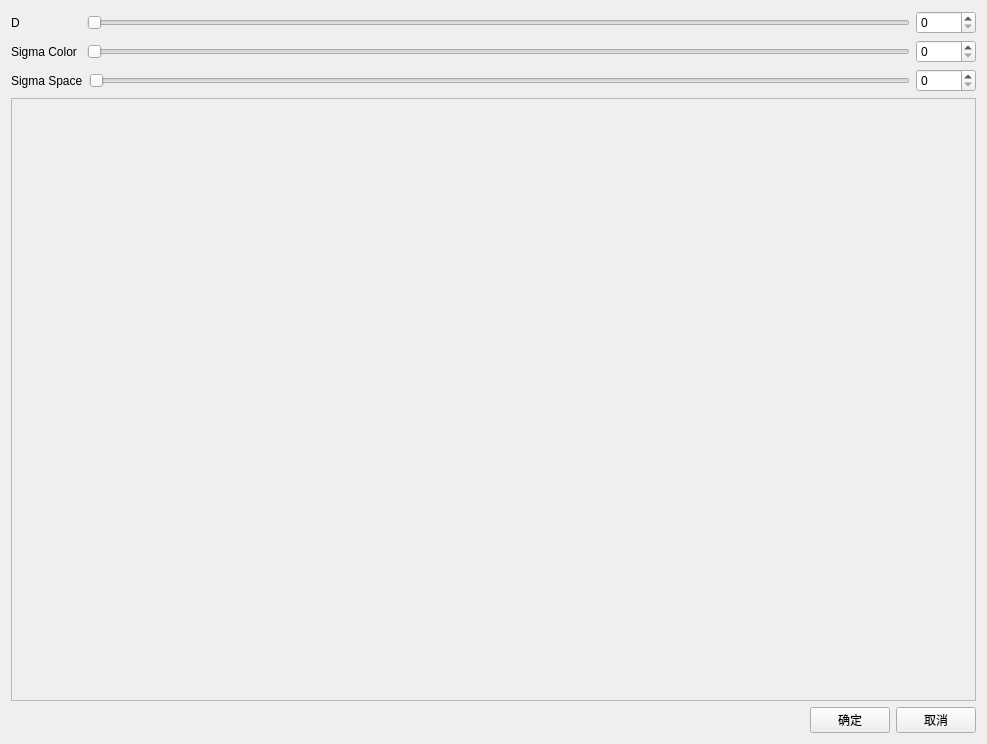
First picture: the form in EasyComputerVisionSystem/ECVSFilter/BilateralFilterSet.ui, repository ecvs/ECVS, before the edit.
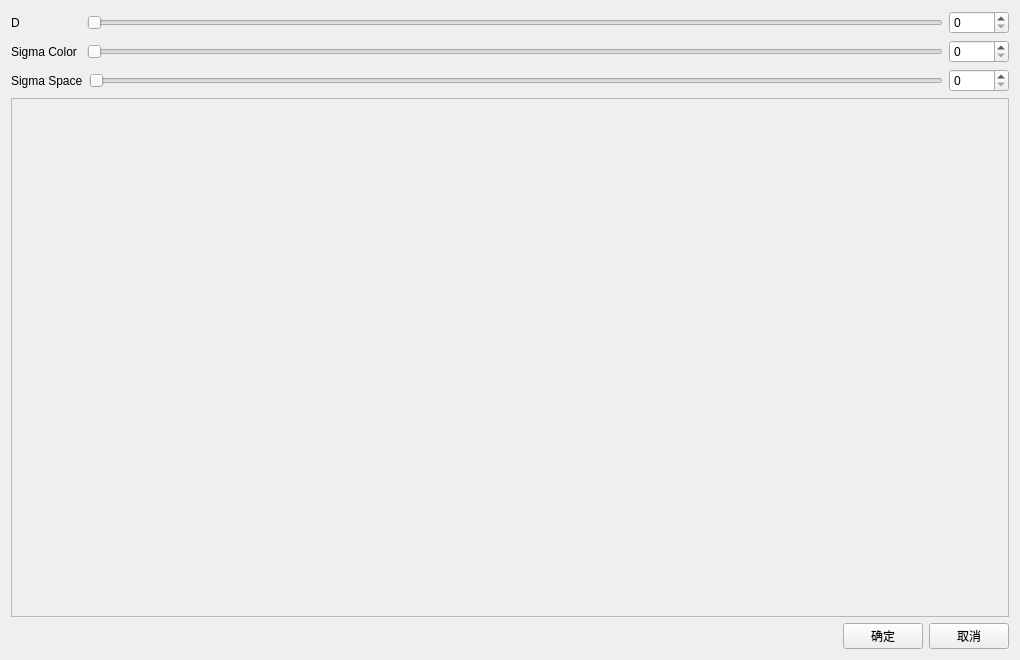
Second picture: the form after the edit.

```diff
--- a/EasyComputerVisionSystem/ECVSFilter/BilateralFilterSet.ui
+++ b/EasyComputerVisionSystem/ECVSFilter/BilateralFilterSet.ui
@@ -6,8 +6,8 @@
    <rect>
     <x>0</x>
     <y>0</y>
-    <width>987</width>
-    <height>744</height>
+    <width>1020</width>
+    <height>660</height>
    </rect>
   </property>
   <property name="windowTitle">
```
